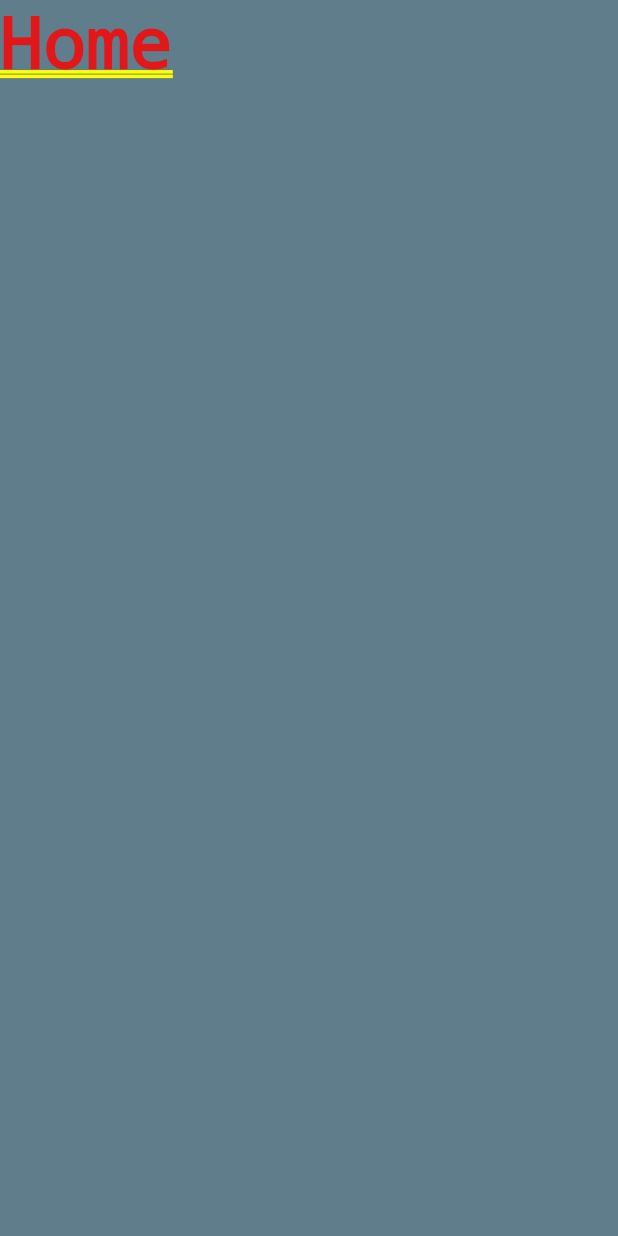
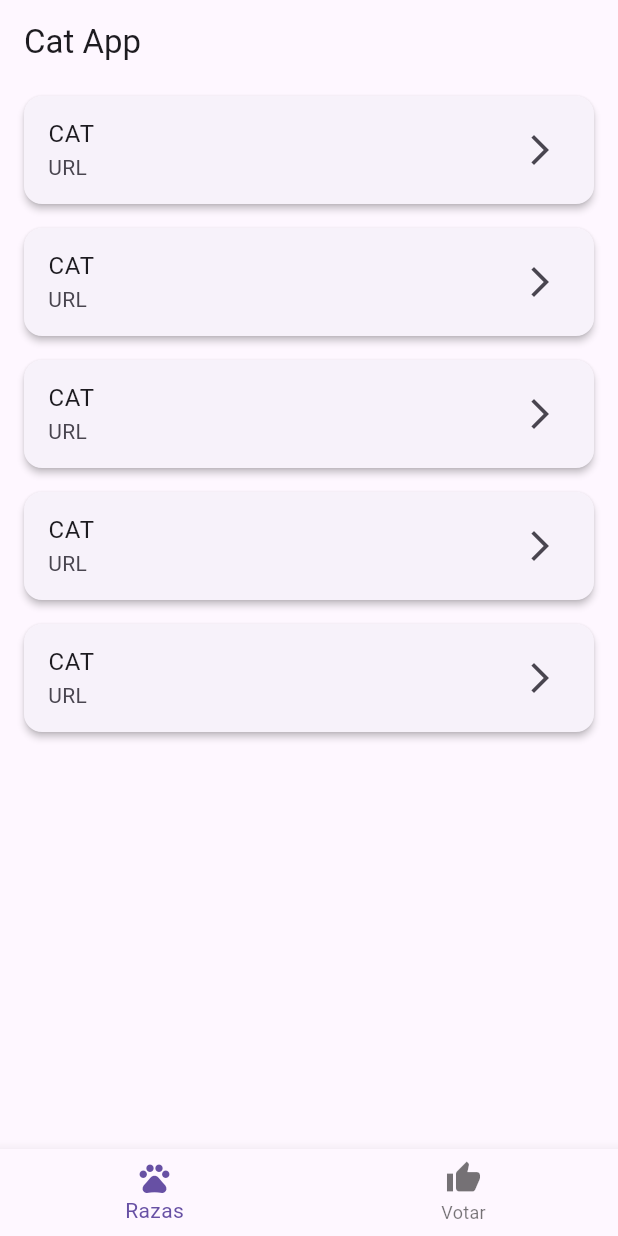
Before and after one commit to davit412v2/cat_app, a Flutter app: the screen it shows after launch, on a phone screen of 412 x 824 dp. Run offline on Flutter 3.47's test engine with Material 3 defaults, Android fonts, the phone set to English and light mode, and no system bars; our stand-ins replace lottie, stacked, stacked_services; statements that could not run were skipped.

Commit message:
create menu and home list of cat

```diff
--- a/lib/core/app_setup.dart
+++ b/lib/core/app_setup.dart
@@ -1,4 +1,5 @@
 import 'package:cat_breed_app/home/ui/screen/home.screen.dart';
+import 'package:cat_breed_app/menu_footer/ui/screen/menu_footer.screen.dart';
 import 'package:cat_breed_app/splash/ui/screen/splash.screen.dart';
 import 'package:stacked/stacked_annotations.dart';
 
@@ -6,6 +7,7 @@ import 'package:stacked/stacked_annotations.dart';
   routes: [
     MaterialRoute(page: SplashScreen, initial: true),
     MaterialRoute(page: HomeScreen),
+    MaterialRoute(page: MenuFooterScreen),
   ],
 
 )
--- a/lib/core/app_setup.router.dart
+++ b/lib/core/app_setup.router.dart
@@ -6,20 +6,25 @@
 
 // ignore_for_file: no_leading_underscores_for_library_prefixes
 import 'package:cat_breed_app/home/ui/screen/home.screen.dart' as _i3;
+import 'package:cat_breed_app/menu_footer/ui/screen/menu_footer.screen.dart'
+    as _i4;
 import 'package:cat_breed_app/splash/ui/screen/splash.screen.dart' as _i2;
-import 'package:flutter/material.dart' as _i4;
+import 'package:flutter/material.dart' as _i5;
 import 'package:flutter/material.dart';
 import 'package:stacked/stacked.dart' as _i1;
-import 'package:stacked_services/stacked_services.dart' as _i5;
+import 'package:stacked_services/stacked_services.dart' as _i6;
 
 class Routes {
   static const splashScreen = '/';
 
   static const homeScreen = '/home-screen';
 
+  static const menuFooterScreen = '/menu-footer-screen';
+
   static const all = <String>{
     splashScreen,
     homeScreen,
+    menuFooterScreen,
   };
 }
 
@@ -33,18 +38,28 @@ class StackedRouter extends _i1.RouterBase {
       Routes.homeScreen,
       page: _i3.HomeScreen,
     ),
+    _i1.RouteDef(
+      Routes.menuFooterScreen,
+      page: _i4.MenuFooterScreen,
+    ),
   ];
 
   final _pagesMap = <Type, _i1.StackedRouteFactory>{
     _i2.SplashScreen: (data) {
-      return _i4.MaterialPageRoute<dynamic>(
+      return _i5.MaterialPageRoute<dynamic>(
         builder: (context) => const _i2.SplashScreen(),
         settings: data,
       );
     },
     _i3.HomeScreen: (data) {
-      return _i4.MaterialPageRoute<dynamic>(
+      return _i5.MaterialPageRoute<dynamic>(
         builder: (context) => const _i3.HomeScreen(),
+        settings: data,
+      );
+    },
+    _i4.MenuFooterScreen: (data) {
+      return _i5.MaterialPageRoute<dynamic>(
+        builder: (context) => const _i4.MenuFooterScreen(),
         settings: data,
       );
     },
@@ -57,7 +72,7 @@ class StackedRouter extends _i1.RouterBase {
   Map<Type, _i1.StackedRouteFactory> get pagesMap => _pagesMap;
 }
 
-extension NavigatorStateExtension on _i5.NavigationService {
+extension NavigatorStateExtension on _i6.NavigationService {
   Future<dynamic> navigateToSplashScreen([
     int? routerId,
     bool preventDuplicates = true,
@@ -80,6 +95,20 @@ extension NavigatorStateExtension on _i5.NavigationService {
         transition,
   ]) async {
     return navigateTo<dynamic>(Routes.homeScreen,
+        id: routerId,
+        preventDuplicates: preventDuplicates,
+        parameters: parameters,
+        transition: transition);
+  }
+
+  Future<dynamic> navigateToMenuFooterScreen([
+    int? routerId,
+    bool preventDuplicates = true,
+    Map<String, String>? parameters,
+    Widget Function(BuildContext, Animation<double>, Animation<double>, Widget)?
+        transition,
+  ]) async {
+    return navigateTo<dynamic>(Routes.menuFooterScreen,
         id: routerId,
         preventDuplicates: preventDuplicates,
         parameters: parameters,
@@ -113,4 +142,18 @@ extension NavigatorStateExtension on _i5.NavigationService {
         parameters: parameters,
         transition: transition);
   }
+
+  Future<dynamic> replaceWithMenuFooterScreen([
+    int? routerId,
+    bool preventDuplicates = true,
+    Map<String, String>? parameters,
+    Widget Function(BuildContext, Animation<double>, Animation<double>, Widget)?
+        transition,
+  ]) async {
+    return replaceWith<dynamic>(Routes.menuFooterScreen,
+        id: routerId,
+        preventDuplicates: preventDuplicates,
+        parameters: parameters,
+        transition: transition);
+  }
 }
--- a/lib/home/ui/screen/home.screen.dart
+++ b/lib/home/ui/screen/home.screen.dart
@@ -1,3 +1,4 @@
+import 'package:cat_breed_app/home/ui/widget/item_breed.widget.dart';
 import 'package:flutter/material.dart';
 
 class HomeScreen extends StatelessWidget {
@@ -5,6 +6,8 @@ class HomeScreen extends StatelessWidget {
 
   @override
   Widget build(BuildContext context) {
-    return  Container(color: Colors.blueGrey, child: Text("Home"),);
+    return ListView.builder(
+      itemCount: 5,
+      itemBuilder: (context, v) => ItemBreedWidget(onTap: (){}));
   }
 }
--- a/lib/home/ui/widget/item_breed.widget.dart
+++ b/lib/home/ui/widget/item_breed.widget.dart
@@ -1,23 +1,20 @@
 import 'package:flutter/material.dart';
 
 class ItemBreedWidget extends StatelessWidget {
- // final Breed breed;
+  // final Breed breed;
   final VoidCallback onTap;
-  const ItemBreedWidget({super.key,  required this.onTap});
+  const ItemBreedWidget({super.key, required this.onTap});
 
   @override
-  Widget build(BuildContext context) {
-    return Container();
-  //   return Card(
-  // elevation: 2,
-  // margin: const EdgeInsets.symmetric(horizontal: 16, vertical: 8),
-  // child: ListTile(
-  //   title: Text(breed.name ?? ''),
-  //   subtitle: Text(breed.origin ?? ''),
-  //   trailing: const Icon(Icons.arrow_forward_ios),
-  //   onTap: onTap,
-  // ),
-  // );
-  }
+  Widget build(BuildContext context) => Card(
+  elevation: 2,
+  margin: const EdgeInsets.symmetric(horizontal: 16, vertical: 8),
+  child: ListTile(
+    title: Text( 'CAT'),
+    subtitle: Text( 'URL'),
+    trailing: const Icon(Icons.arrow_forward_ios),
+    onTap: onTap,
+  ),
+);
 
 }
--- a/lib/main.dart
+++ b/lib/main.dart
@@ -3,6 +3,7 @@ import 'package:cat_breed_app/core/setup_locator.dart';
 import 'package:flutter/material.dart';
 
 void main() {
+  WidgetsFlutterBinding.ensureInitialized();
   setupLocator();
   runApp(const App());
 }
--- /dev/null
+++ b/lib/menu_footer/ui/screen/menu_footer.screen.dart
@@ -0,0 +1,33 @@
+import 'package:cat_breed_app/home/ui/screen/home.screen.dart';
+import 'package:cat_breed_app/menu_footer/view_model/menu_footer.view_model.dart';
+import 'package:flutter/material.dart';
+import 'package:stacked/stacked.dart';
+
+class MenuFooterScreen extends StackedView<MenuFooterViewModel> {
+  const MenuFooterScreen({super.key});
+
+  @override
+  Widget builder(
+    BuildContext context,
+    MenuFooterViewModel viewModel,
+    Widget? child,
+  ) => Scaffold(
+    appBar: AppBar(title: Text("Cat App")),
+    body: IndexedStack(
+      index: viewModel.currentIndex,
+      children: const [HomeScreen(), HomeScreen()],
+    ),
+    bottomNavigationBar: BottomNavigationBar(
+      currentIndex: viewModel.currentIndex,
+      onTap: viewModel.setIndex,
+      items: const [
+        BottomNavigationBarItem(icon: Icon(Icons.pets), label: 'Razas'),
+        BottomNavigationBarItem(icon: Icon(Icons.thumb_up), label: 'Votar'),
+      ],
+    ),
+  );
+
+  @override
+  MenuFooterViewModel viewModelBuilder(BuildContext context) =>
+      MenuFooterViewModel();
+}
--- /dev/null
+++ b/lib/menu_footer/view_model/menu_footer.view_model.dart
@@ -0,0 +1,28 @@
+import 'package:stacked/stacked.dart';
+
+class MenuFooterViewModel extends ReactiveViewModel {
+    // final _catService = locator<CatService>();
+
+  @override
+  List<ListenableServiceMixin> get listenableServices => [];
+
+  int  currentIndex = 0;
+
+  MenuFooterViewModel() {
+    init();
+  }
+
+  void init() {
+  }
+
+  void setIndex(int value) {
+    if(currentIndex == 0) {
+      currentIndex =1;
+    }else{
+      currentIndex =0;
+    }
+    rebuildUi();
+  }
+
+
+}
--- a/lib/splash/view_model/splash.view_model.dart
+++ b/lib/splash/view_model/splash.view_model.dart
@@ -15,7 +15,7 @@ class SplashViewModel  extends ReactiveViewModel{
 
   Future<void> init() async {
     await Future.delayed(const Duration(seconds: 5), (){
-          _navigationService.replaceWithHomeScreen();
+          _navigationService.replaceWithMenuFooterScreen();
     });
   }
 }
```
Also changed, not shown: lib/home/view_model/home.view_model.dart (+34 -2 lines).
